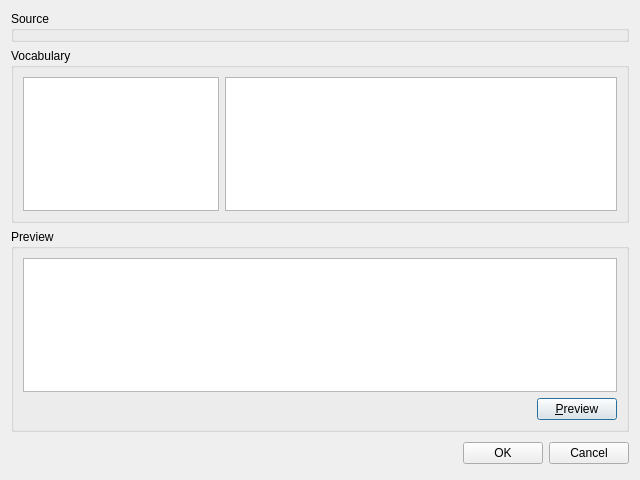
Above: source/vocabularymanagerdialog/wordsimportdialog.ui from martin-kudlicka/vocabulary-master before the change. Below: the same form after it.
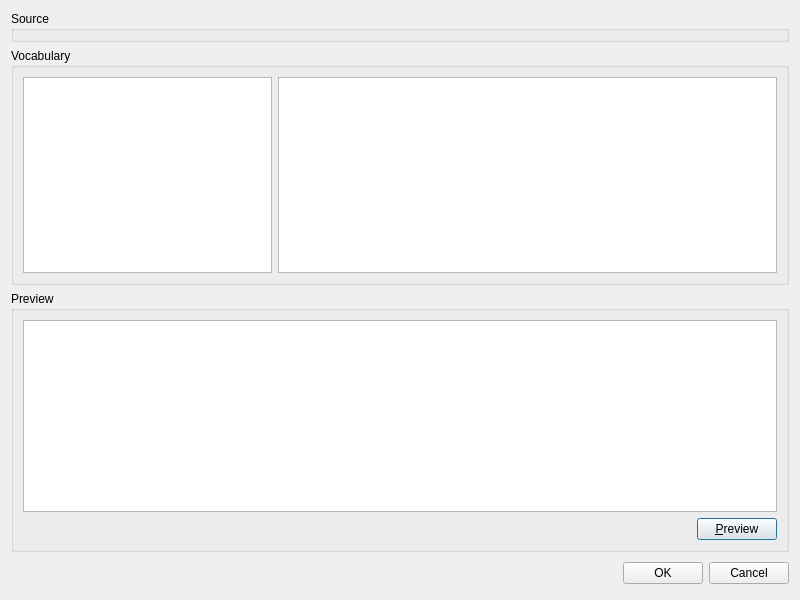
That is the form after the change.

Commit message: * windows resized to 800x600

Diff of the .ui file:
```diff
--- a/source/vocabularymanagerdialog/wordsimportdialog.ui
+++ b/source/vocabularymanagerdialog/wordsimportdialog.ui
@@ -6,8 +6,8 @@
    <rect>
     <x>0</x>
     <y>0</y>
-    <width>640</width>
-    <height>480</height>
+    <width>800</width>
+    <height>600</height>
    </rect>
   </property>
   <property name="windowTitle">
```
